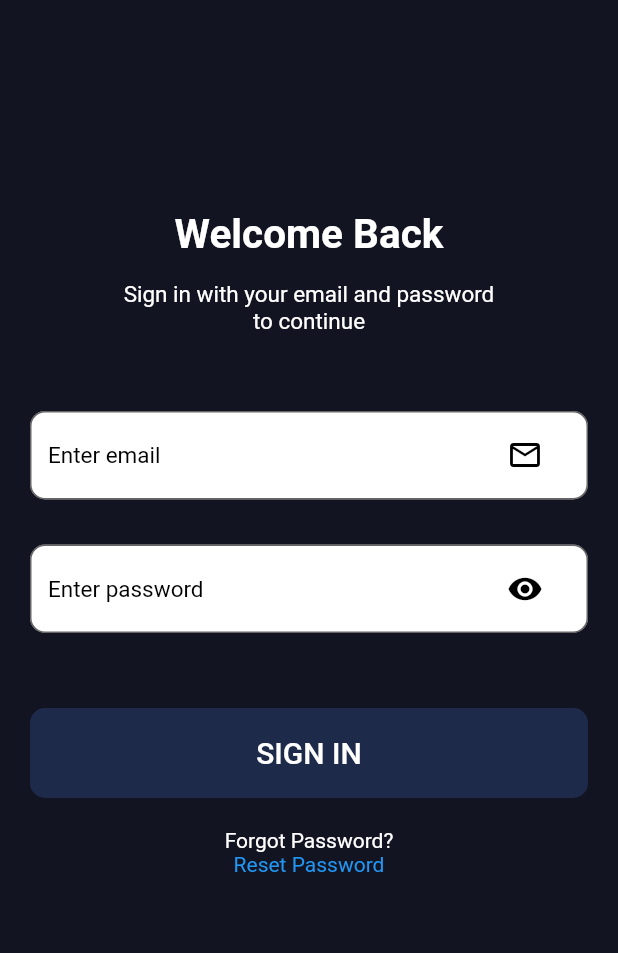
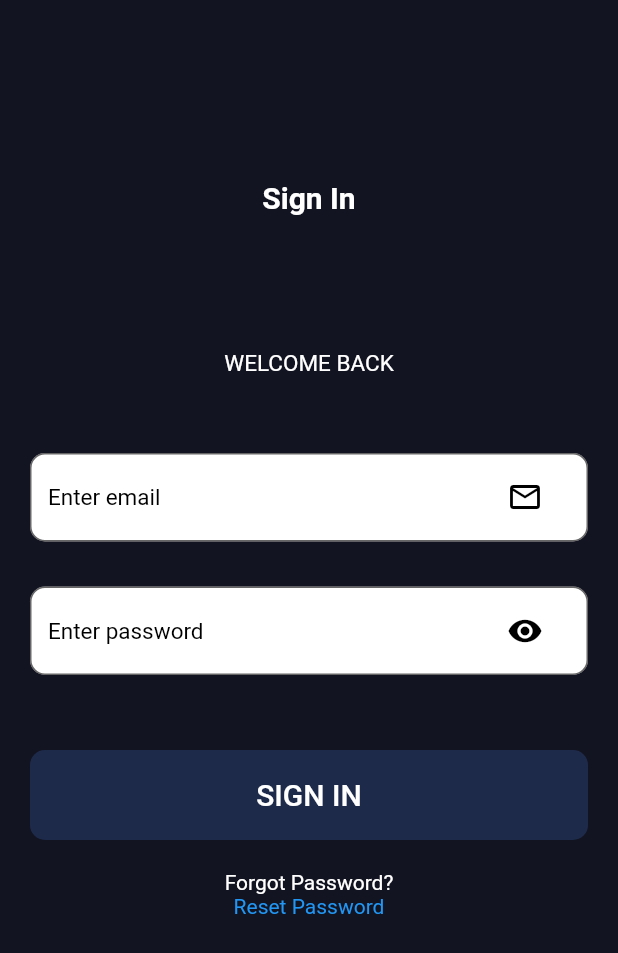
Before and after one commit to Temilayo1/Sign-Inn, a Flutter app: the screen it shows after launch, on a phone screen of 412 x 824 dp. Shown: the top 953 px of the screen. Run offline on Flutter 3.47's test engine with Material 2 defaults, Android fonts, the phone set to English and light mode, and no system bars.

Commit message:
Ness Corr
i had 2222222

```diff
--- a/lib/sign-in/componen/body.dart
+++ b/lib/sign-in/componen/body.dart
@@ -23,22 +23,22 @@ class Body extends StatelessWidget {
             child: Column(
               children: <Widget>[
                 SizedBox(
-                  height: 120,
+                  height: 100,
                 ),
                 Text(
-                  "Welcome Back",
+                  "Sign In",
                   textAlign: TextAlign.center,
                   style: TextStyle(
                     color: Colors.white,
-                    fontSize: (27),
+                    fontSize: (20),
                     fontWeight: FontWeight.bold,
                   ),
                 ),
                 SizedBox(
-                  height: 15,
+                  height: 90,
                 ),
                 Text(
-                  "Sign in with your email and password \nto continue",
+                  "WELCOME BACK",
                   textAlign: TextAlign.center,
                   style: TextStyle(
                     color: Colors.white,
```
